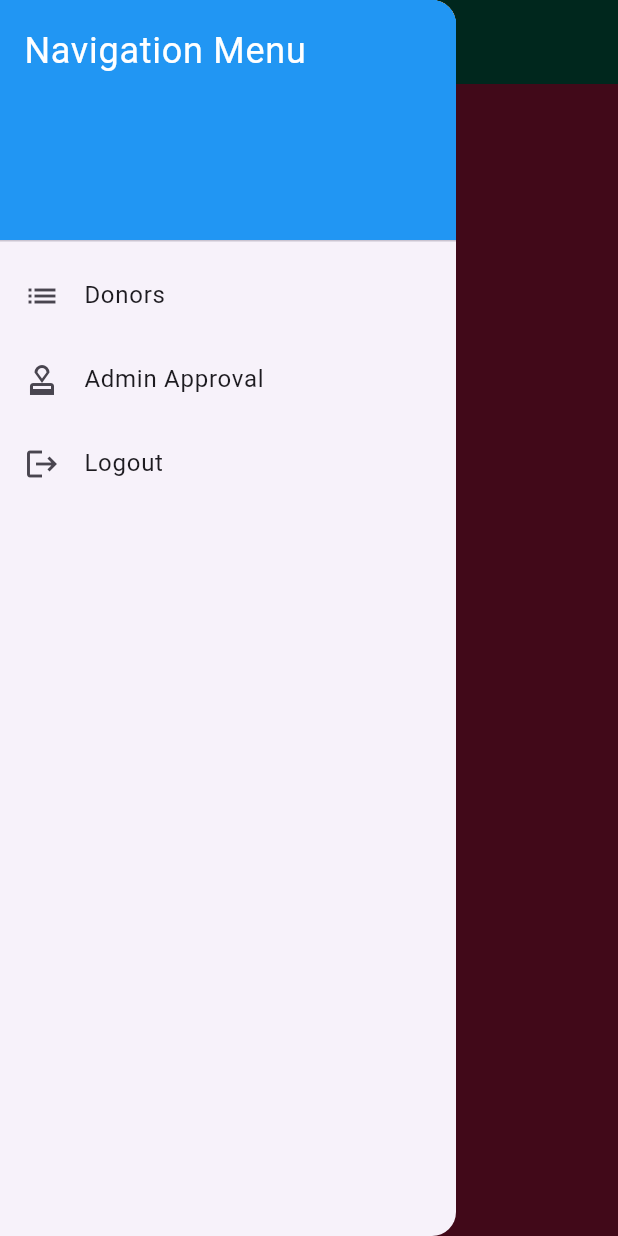
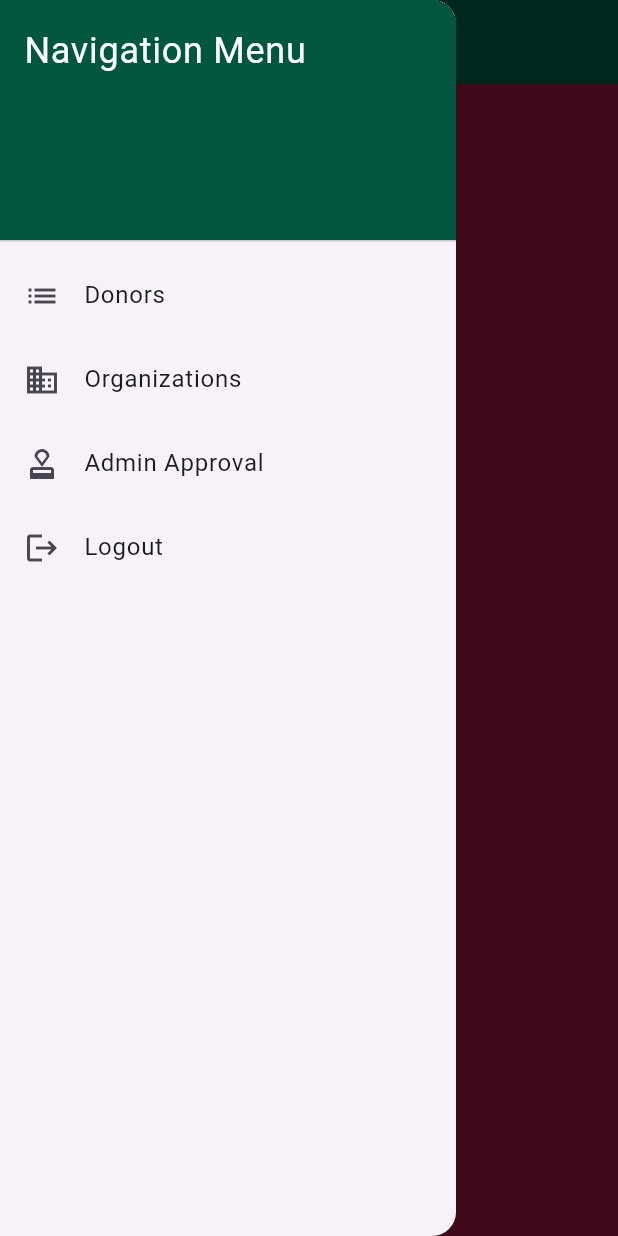
Before and after one commit to Jajabeenka/Elgivesv2, a Flutter app: the HomeScreen screen opened directly, with the side drawer open, on a phone screen of 412 x 824 dp. Run offline on Flutter 3.47's test engine with Material 3 defaults, Android fonts, the phone set to English and light mode, and no system bars; our stand-ins replace cloud_firestore, file_picker, firebase_auth, firebase_core, font_awesome_flutter, google_sign_in; accounts and stored records are empty.

Commit message:
feat : finished view all donors and organizations for admin

```diff
--- a/lib/main.dart
+++ b/lib/main.dart
@@ -1,7 +1,7 @@
 
 import 'package:elgivesv2/pages/profilePage.dart';
 import 'package:elgivesv2/pages/userAdmin/admin/adminApprovalPage.dart';
-import 'package:elgivesv2/pages/userAdmin/admin/admin_donors.dart';
+import 'package:elgivesv2/pages/userAdmin/admin/adminDonors.dart';
 import 'package:elgivesv2/provider/donor_provider.dart';
 import 'package:elgivesv2/providers/user_provider.dart';
 import 'package:flutter/material.dart';
--- /dev/null
+++ b/lib/pages/userAdmin/admin/adminDonors.dart
@@ -0,0 +1,71 @@
+import 'package:flutter/material.dart';
+import 'package:provider/provider.dart';
+import 'package:elgivesv2/models/user.dart';
+import 'package:elgivesv2/providers/user_provider.dart';
+
+class DonorListWidget extends StatelessWidget {
+  @override
+  Widget build(BuildContext context) {
+    final userProvider = Provider.of<UserProvider>(context);
+
+    return Scaffold(
+      backgroundColor: const Color(0xFF8D1436),
+      body: Column(
+        crossAxisAlignment: CrossAxisAlignment.start,
+        children: [
+          Padding(
+            padding: const EdgeInsets.symmetric(vertical: 20, horizontal: 16),
+            child: Text(
+              'Donors',
+              style: TextStyle(
+                color: Colors.white,
+                fontSize: 24,
+                fontWeight: FontWeight.bold,
+              ),
+            ),
+          ),
+          Expanded(
+            child: StreamBuilder<List<AppUser>>(
+              stream: userProvider.donorStream,
+              builder: (context, snapshot) {
+                if (snapshot.connectionState == ConnectionState.waiting) {
+                  return Center(child: CircularProgressIndicator());
+                } else if (snapshot.hasError) {
+                  return Center(child: Text('Error: ${snapshot.error}'));
+                } else if (!snapshot.hasData || snapshot.data!.isEmpty) {
+                  return Center(child: Text('No donors found.'));
+                } else {
+                  final donors = snapshot.data!;
+                  return ListView.builder(
+                    itemCount: donors.length,
+                    itemBuilder: (context, index) {
+                      final donor = donors[index];
+                      return Card(
+                        margin: EdgeInsets.symmetric(horizontal: 16, vertical: 8),
+                        elevation: 4,
+                        shape: RoundedRectangleBorder(
+                          borderRadius: BorderRadius.circular(10),
+                        ),
+                        child: ListTile(
+                          title: Text(
+                            donor.name,
+                            style: TextStyle(fontWeight: FontWeight.bold),
+                          ),
+                          subtitle: Text(donor.email),
+                          // trailing: Icon(Icons.arrow_forward),
+                          // onTap: () {
+                          //   // Add onTap functionality if needed
+                          // },
+                        ),
+                      );
+                    },
+                  );
+                }
+              },
+            ),
+          ),
+        ],
+      ),
+    );
+  }
+}
--- a/lib/pages/userAdmin/admin/adminHomeScreen.dart
+++ b/lib/pages/userAdmin/admin/adminHomeScreen.dart
@@ -1,5 +1,6 @@
 import 'package:elgivesv2/pages/userAdmin/admin/adminApprovalPage.dart';
-import 'package:elgivesv2/pages/userAdmin/admin/admin_donors.dart';
+import 'package:elgivesv2/pages/userAdmin/admin/adminDonors.dart';
+import 'package:elgivesv2/pages/userAdmin/admin/adminOrganizations.dart';
 import 'package:elgivesv2/providers/auth_provider.dart';
 import 'package:flutter/material.dart';
 import 'package:provider/provider.dart';
@@ -14,6 +15,7 @@ class _HomeScreenState extends State<HomeScreen> {
 
   static  List<Widget> _widgetOptions = <Widget>[
     DonorListWidget(),
+    OrganizationListWidget(),
     adminApproval(),
   ];
 
@@ -46,7 +48,7 @@ class _HomeScreenState extends State<HomeScreen> {
           children: <Widget>[
             DrawerHeader(
               decoration: BoxDecoration(
-                color: Colors.blue,
+                color: const Color(0xFF01563F),
               ),
               child: Text(
                 'Navigation Menu',
@@ -64,11 +66,19 @@ class _HomeScreenState extends State<HomeScreen> {
                 Navigator.pop(context); // Close the drawer
               },
             ),
+             ListTile(
+              leading: Icon(Icons.business),
+              title: Text('Organizations'), // Add organizations option here
+              onTap: () {
+                _onItemTapped(1);
+                Navigator.pop(context); // Close the drawer
+              },
+            ),
             ListTile(
               leading: Icon(Icons.approval),
               title: Text('Admin Approval'),
               onTap: () {
-                _onItemTapped(1);
+                _onItemTapped(2);
                 Navigator.pop(context); // Close the drawer
               },
             ),
--- a/lib/pages/userAdmin/admin/admin_donors.dart
+++ /dev/null
@@ -1,43 +0,0 @@
-import 'package:elgivesv2/models/user.dart';
-import 'package:elgivesv2/providers/user_provider.dart';
-import 'package:flutter/material.dart';
-import 'package:provider/provider.dart';
-
-class DonorListWidget extends StatelessWidget {
-  @override
-  Widget build(BuildContext context) {
-    // Access the UserProvider instance
-    final userProvider = Provider.of<UserProvider>(context);
-
-    return Scaffold(
-      backgroundColor: const Color(0xFF8D1436),
-      body: StreamBuilder<List<AppUser>>(
-        stream: userProvider.donorStream,
-        builder: (context, snapshot) {
-          // Handle possible states of the stream
-          if (snapshot.connectionState == ConnectionState.waiting) {
-            return Center(child: CircularProgressIndicator());
-          } else if (snapshot.hasError) {
-            return Center(child: Text('Error: ${snapshot.error}'));
-          } else if (!snapshot.hasData || snapshot.data!.isEmpty) {
-            return Center(child: Text('No donors found.'));
-          } else {
-            // Display the list of donors
-            final donors = snapshot.data!;
-            return ListView.builder(
-              itemCount: donors.length,
-              itemBuilder: (context, index) {
-                final donor = donors[index];
-                return ListTile(
-                  title: Text(donor.name),
-                  subtitle: Text(donor
-                      .email), // assuming AppUser has name and email fields
-                );
-              },
-            );
-          }
-        },
-      ),
-    );
-  }
-}
--- a/lib/pages/userAdmin/home_page.dart
+++ b/lib/pages/userAdmin/home_page.dart
@@ -3,7 +3,7 @@ import 'package:elgivesv2/models/user.dart';
 import 'package:elgivesv2/pages/orgsPage.dart';
 import 'package:elgivesv2/pages/userAdmin/admin/adminApprovalPage.dart';
 import 'package:elgivesv2/pages/userAdmin/admin/adminHomeScreen.dart';
-import 'package:elgivesv2/pages/userAdmin/admin/admin_donors.dart';
+import 'package:elgivesv2/pages/userAdmin/admin/adminDonors.dart';
 import 'package:elgivesv2/providers/auth_provider.dart';
 import 'package:firebase_auth/firebase_auth.dart';
 import 'package:flutter/material.dart';
```
Also changed, not shown: lib/pages/userAdmin/admin/adminOrganizations.dart (added, +64 -0 lines).
